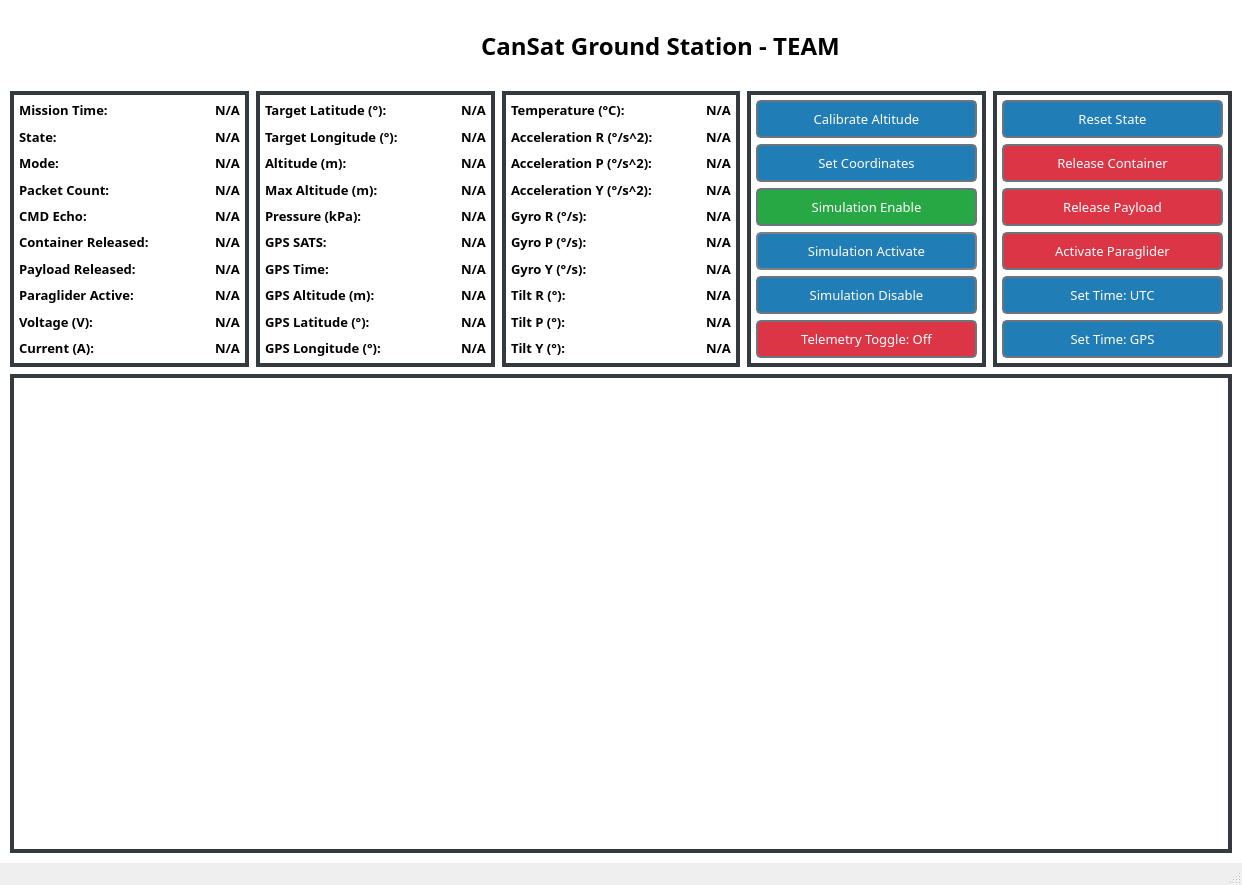
First picture: the form in Ground-Station/gui/ground_station.ui, repository BradyCason/UCI-CanSat-25-26, before the edit.
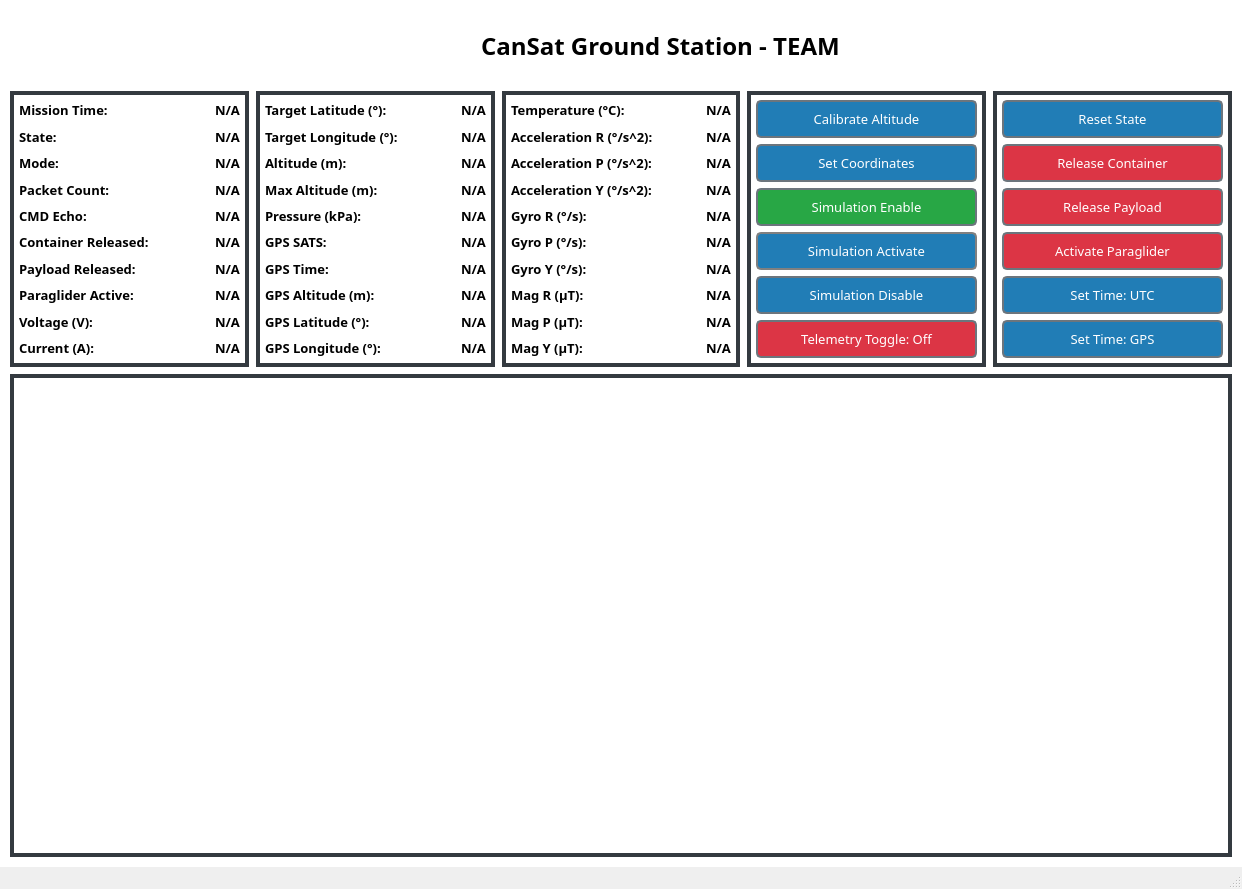
Second picture: the form after the edit.

```diff
--- a/Ground-Station/gui/ground_station.ui
+++ b/Ground-Station/gui/ground_station.ui
@@ -7,7 +7,7 @@
     <x>0</x>
     <y>0</y>
     <width>1242</width>
-    <height>885</height>
+    <height>889</height>
    </rect>
   </property>
   <property name="windowTitle">
@@ -1017,7 +1017,7 @@
                     </font>
                    </property>
                    <property name="text">
-                    <string>Tilt R (°):</string>
+                    <string>Mag R (µT):</string>
                    </property>
                   </widget>
                  </item>
@@ -1032,7 +1032,7 @@
                     </font>
                    </property>
                    <property name="text">
-                    <string>Tilt P (°):</string>
+                    <string>Mag P (µT):</string>
                    </property>
                   </widget>
                  </item>
@@ -1047,7 +1047,7 @@
                     </font>
                    </property>
                    <property name="text">
-                    <string>Tilt Y (°):</string>
+                    <string>Mag Y (µT):</string>
                    </property>
                   </widget>
                  </item>
```
Left out of the diff: 8 changed lines with no effect on the pictures.
